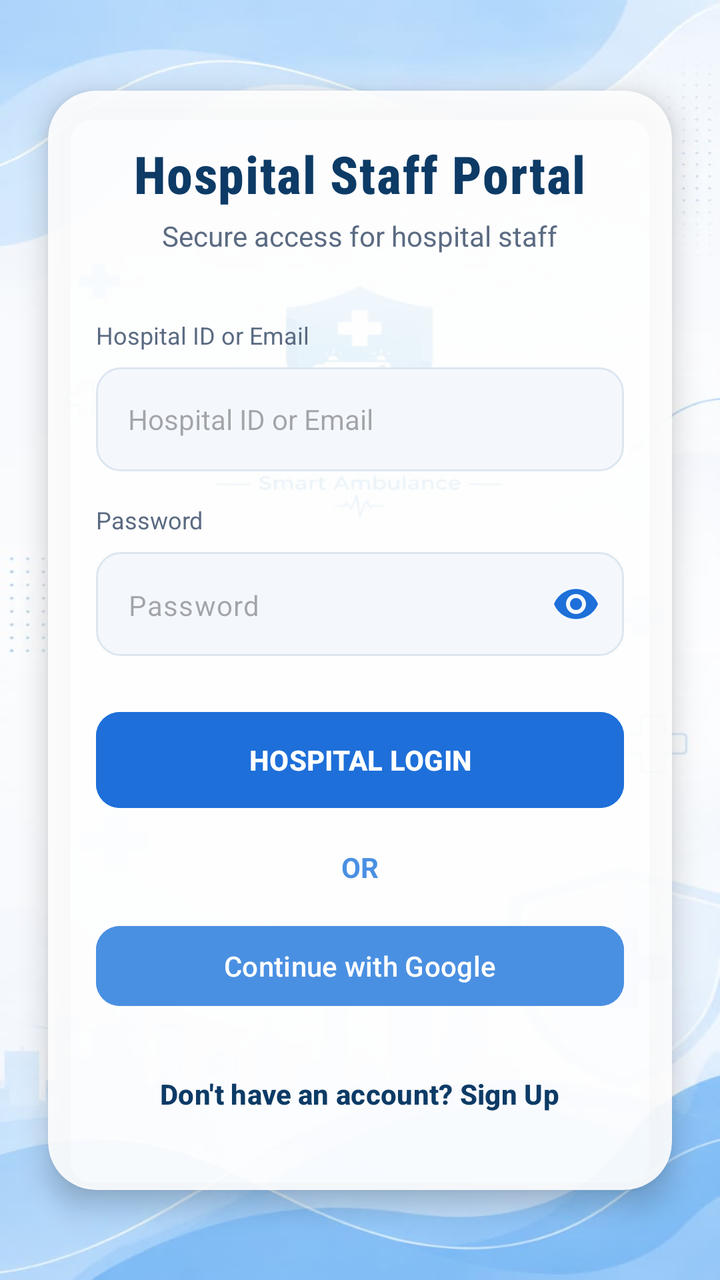
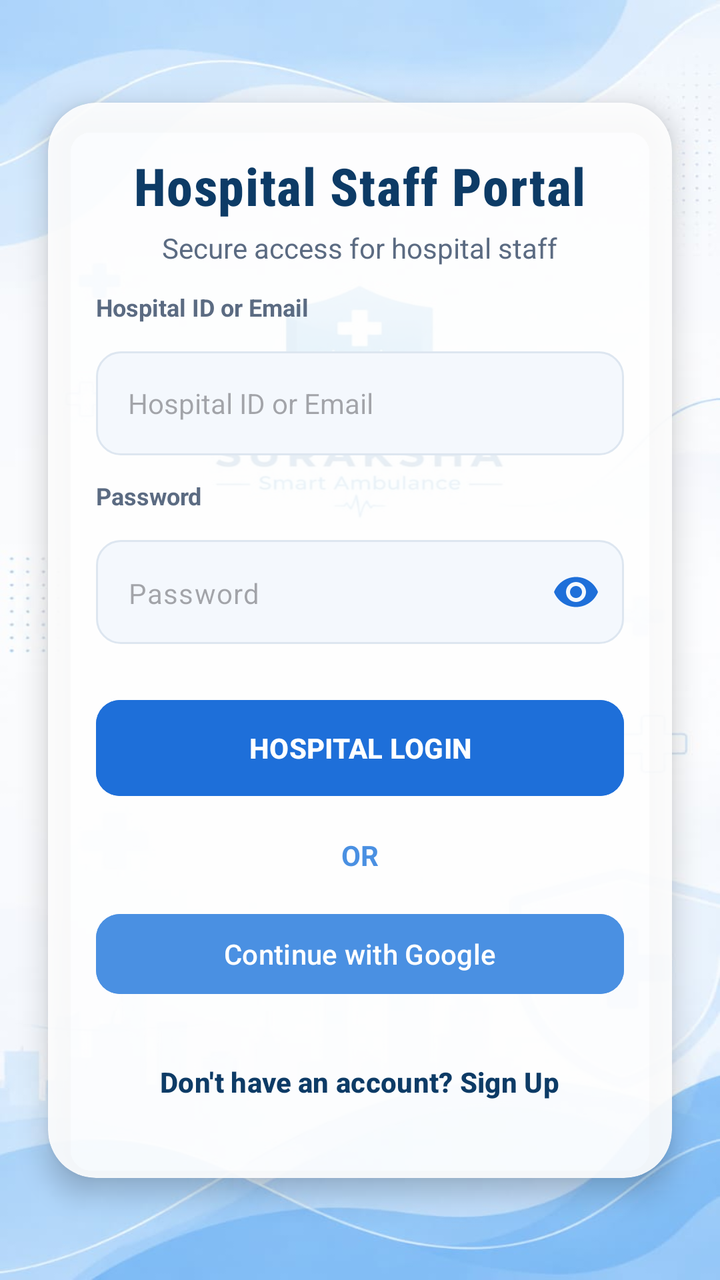

The first picture is an Android layout as it rendered before a commit; the second is the same layout after the commit. The layout source and the unified diff follow.
<!-- AndroidManifest.xml: application theme Theme.Application -->
<!-- res/layout/activity_main.xml -->
<?xml version="1.0" encoding="utf-8"?>
<androidx.constraintlayout.widget.ConstraintLayout xmlns:android="http://schemas.android.com/apk/res/android"
    xmlns:app="http://schemas.android.com/apk/res-auto"
    xmlns:tools="http://schemas.android.com/tools"
    android:id="@+id/main"
    android:layout_width="match_parent"
    android:layout_height="match_parent"
    android:background="@drawable/oye"
    tools:context=".MainActivity">

    <androidx.cardview.widget.CardView
        android:id="@+id/loginCard"
        android:layout_width="match_parent"
        android:layout_height="wrap_content"
        android:layout_marginStart="24dp"
        android:layout_marginEnd="24dp"
        app:cardBackgroundColor="@color/nice_card_bg"
        app:cardCornerRadius="24dp"
        app:cardElevation="8dp"
        app:layout_constraintBottom_toBottomOf="parent"
        app:layout_constraintEnd_toEndOf="parent"
        app:layout_constraintStart_toStartOf="parent"
        app:layout_constraintTop_toTopOf="parent">

        <LinearLayout
            android:layout_width="match_parent"
            android:layout_height="wrap_content"
            android:gravity="center_horizontal"
            android:orientation="vertical"
            android:padding="24dp">

            <TextView
                android:id="@+id/tvPortalTitle"
                android:layout_width="wrap_content"
                android:layout_height="wrap_content"
                android:text="@string/hospital_portal_title"
                android:textColor="#0D3B66"
                android:textSize="26sp"
                android:textStyle="bold"
                android:fontFamily="sans-serif-condensed-medium"
                android:letterSpacing="0.02" />

            <TextView
                android:layout_width="wrap_content"
                android:layout_height="wrap_content"
                android:layout_marginTop="4dp"
                android:text="Secure access for hospital staff"
                android:textColor="@color/text_secondary"
                android:textSize="14sp" />

            <TextView
                android:layout_width="match_parent"
                android:layout_height="wrap_content"
                android:layout_marginTop="32dp"
                android:text="@string/hint_email_or_phone"
                android:textColor="@color/text_secondary"
                android:textSize="12sp" />

            <EditText
                android:id="@+id/etEmail"
                android:layout_width="match_parent"
                android:layout_height="52dp"
                android:layout_marginTop="8dp"
                android:background="@drawable/bg_input_signin"
                android:hint="@string/hint_email_or_phone"
                android:inputType="textEmailAddress"
                android:paddingStart="16dp"
                android:paddingEnd="16dp"
                android:textColor="@color/text_primary"
                android:textSize="14sp"
                android:autofillHints="emailAddress" />

            <TextView
                android:layout_width="match_parent"
                android:layout_height="wrap_content"
                android:layout_marginTop="16dp"
                android:text="@string/hint_password"
                android:textColor="@color/text_secondary"
                android:textSize="12sp" />

            <com.google.android.material.textfield.TextInputLayout
                android:layout_width="match_parent"
                android:layout_height="wrap_content"
                android:layout_marginTop="8dp"
                app:passwordToggleEnabled="true"
                app:passwordToggleTint="#1E6FD9"
                app:hintEnabled="false">

                <EditText
                    android:id="@+id/etPassword"
                    android:layout_width="match_parent"
                    android:layout_height="52dp"
                    android:background="@drawable/bg_input_signin"
                    android:hint="@string/hint_password"
                    android:inputType="textPassword"
                    android:paddingStart="16dp"
                    android:paddingEnd="48dp"
                    android:textColor="@color/text_primary"
                    android:textSize="14sp"
                    android:autofillHints="password" />
            </com.google.android.material.textfield.TextInputLayout>

            <Button
                android:id="@+id/button2"
                android:layout_width="match_parent"
                android:layout_height="56dp"
                android:layout_marginTop="24dp"
                android:text="@string/btn_login"
                android:textColor="#FFFFFF"
                android:backgroundTint="#1E6FD9"
                android:textAllCaps="true"
                android:textStyle="bold"
                app:cornerRadius="12dp" />

            <TextView
                android:id="@+id/textView5"
                android:layout_width="wrap_content"
                android:layout_height="wrap_content"
                android:layout_marginTop="16dp"
                android:text="@string/label_or"
                android:textColor="#4A90E2"
                android:textSize="14sp"
                android:textStyle="bold" />

            <Button
                android:id="@+id/button3"
                android:layout_width="match_parent"
                android:layout_height="48dp"
                android:layout_marginTop="16dp"
                android:text="@string/btn_google_login"
                android:textColor="#FFFFFF"
                android:backgroundTint="#4A90E2"
                android:textAllCaps="false"
                app:cornerRadius="12dp" />

            <Button
                android:id="@+id/button"
                android:layout_width="wrap_content"
                android:layout_height="wrap_content"
                android:layout_marginTop="16dp"
                android:text="@string/btn_sign_up"
                android:textColor="#0D3B66"
                android:textSize="14sp"
                android:textStyle="bold"
                android:backgroundTint="@android:color/transparent" />

        </LinearLayout>
    </androidx.cardview.widget.CardView>

</androidx.constraintlayout.widget.ConstraintLayout>
<!-- resources referenced by this layout -->
<resources>
  <color name="nice_card_bg">#E6FFFFFF</color>
  <color name="text_primary">#1B2A41</color>
  <color name="text_secondary">#5B6B82</color>
  <!-- drawable bg_input_signin (drawable) -->
  <?xml version="1.0" encoding="utf-8"?>
  <shape xmlns:android="http://schemas.android.com/apk/res/android">
      <solid android:color="@color/nice_input_bg" />
      <corners android:radius="12dp" />
      <stroke android:width="1dp" android:color="@color/nice_role_border" />
  </shape>
  <!-- drawable oye: jpeg bitmap (drawable, 39134 bytes) -->
  <string name="btn_google_login">Continue with Google</string>
  <string name="btn_login">HOSPITAL LOGIN</string>
  <string name="btn_sign_up">Don\'t have an account? Sign Up</string>
  <string name="hint_email_or_phone">Hospital ID or Email</string>
  <string name="hint_password">Password</string>
  <string name="hospital_portal_title">Hospital Staff Portal</string>
  <string name="label_or">OR</string>
  <style name="Theme.Application" parent="Base.Theme.Application" />
  <color name="nice_input_bg">#F4F8FD</color>
  <color name="nice_role_border">#DDE6F0</color>
  <style name="Base.Theme.Application" parent="Theme.Material3.DayNight.NoActionBar">
          
          
      </style>
</resources>

<!-- the commit's change to res/layout/activity_main.xml (unified diff, before → after) -->
@@ -49,12 +49,9 @@
                 android:textSize="14sp" />
 
             <TextView
+                style="@style/FieldLabel"
                 android:layout_width="match_parent"
-                android:layout_height="wrap_content"
-                android:layout_marginTop="32dp"
-                android:text="@string/hint_email_or_phone"
-                android:textColor="@color/text_secondary"
-                android:textSize="12sp" />
+                android:text="@string/hint_email_or_phone" />
 
             <EditText
                 android:id="@+id/etEmail"
@@ -71,12 +68,9 @@
                 android:autofillHints="emailAddress" />
 
             <TextView
+                style="@style/FieldLabel"
                 android:layout_width="match_parent"
-                android:layout_height="wrap_content"
-                android:layout_marginTop="16dp"
-                android:text="@string/hint_password"
-                android:textColor="@color/text_secondary"
-                android:textSize="12sp" />
+                android:text="@string/hint_password" />
 
             <com.google.android.material.textfield.TextInputLayout
                 android:layout_width="match_parent"
<!-- resource entries referenced after the edit -->
@@ -18,6 +18,15 @@
   <string name="hint_password">Password</string>
   <string name="hospital_portal_title">Hospital Staff Portal</string>
   <string name="label_or">OR</string>
+  <style name="FieldLabel">
+      <item name="android:layout_width">wrap_content</item>
+      <item name="android:layout_height">wrap_content</item>
+      <item name="android:textColor">@color/text_secondary</item>
+      <item name="android:textSize">12sp</item>
+      <item name="android:textStyle">bold</item>
+      <item name="android:layout_marginBottom">6dp</item>
+      <item name="android:layout_marginTop">12dp</item>
+  </style>
   <style name="Theme.Application" parent="Base.Theme.Application" />
   <color name="nice_input_bg">#F4F8FD</color>
   <color name="nice_role_border">#DDE6F0</color>
